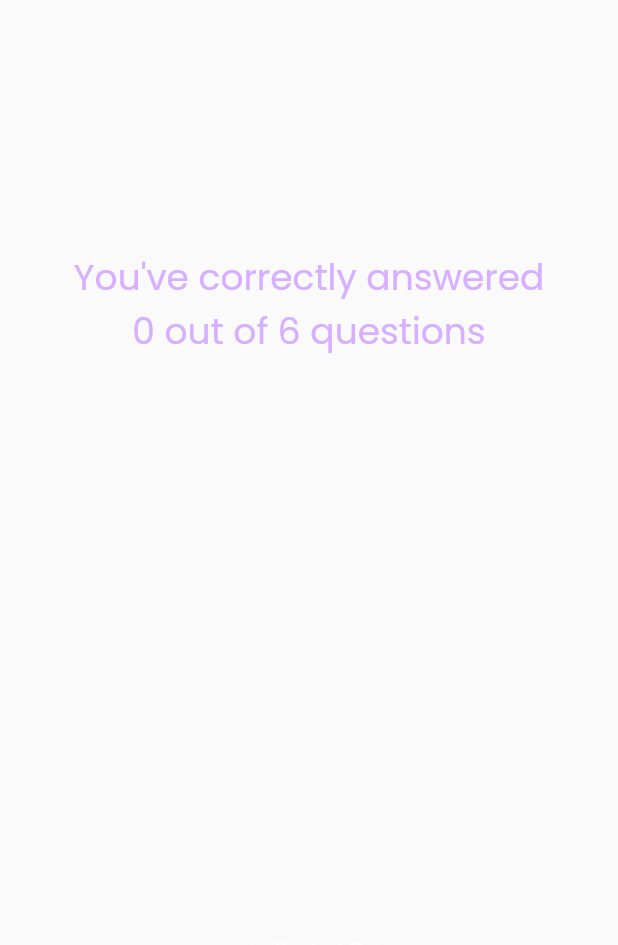
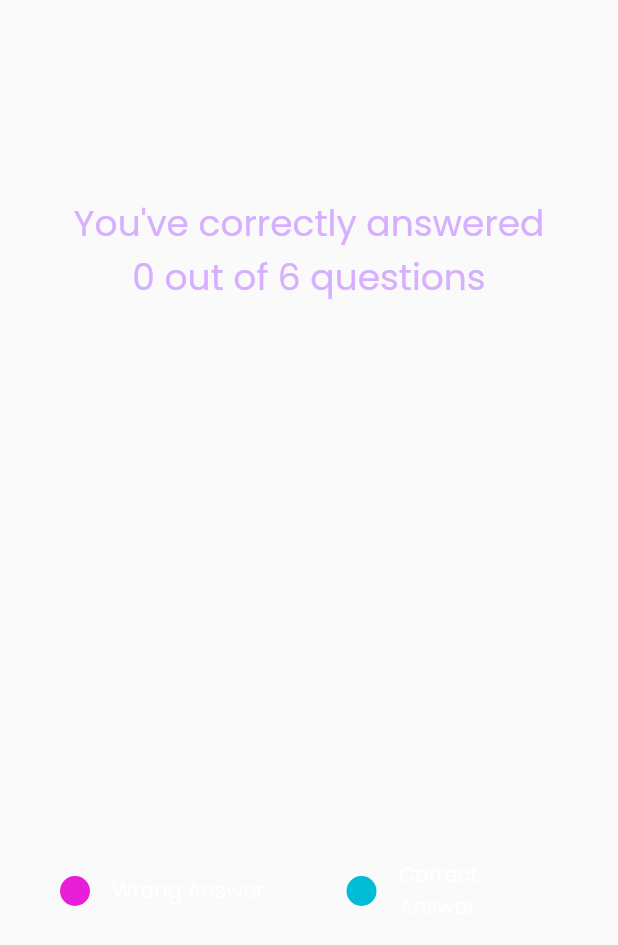
Before and after one commit to dhruvrjain/quiz_app, a Flutter app: the ResultScreen widget shown alone on an empty page, opened directly with empty values, on a phone screen of 412 x 824 dp. Shown: the top 945 px of the screen. Run offline on Flutter 3.47's test engine with Material 2 defaults, Android fonts, the phone set to English and light mode, and no system bars; our stand-ins replace google_fonts.

Commit message:
Improved the summary screen

```diff
--- a/lib/result_screen.dart
+++ b/lib/result_screen.dart
@@ -52,6 +52,47 @@ class ResultScreen extends StatelessWidget {
             const SizedBox(
               height: 35,
             ),
+            Row(
+              mainAxisAlignment: MainAxisAlignment.start,
+              children: [
+                const CircleAvatar(
+                  radius: 10,
+                  backgroundColor: Color.fromARGB(255, 233, 30, 216),
+                ),
+                const SizedBox(
+                  width: 15,
+                ),
+                Expanded(
+                  child: Text(
+                    'Wrong Answer',
+                    style: GoogleFonts.poppins(
+                      color: Colors.white,
+                    ),
+                  ),
+                ),
+                const SizedBox(
+                  width: 50,
+                ),
+                const CircleAvatar(
+                  radius: 10,
+                  backgroundColor: Colors.cyan,
+                ),
+                const SizedBox(
+                  width: 15,
+                ),
+                Expanded(
+                  child: Text(
+                    'Correct Answer',
+                    style: GoogleFonts.poppins(
+                      color: Colors.white,
+                    ),
+                  ),
+                ),
+              ],
+            ),
+            const SizedBox(
+              height: 30,
+            ),
             TextButton.icon(
               onPressed: restart,
               icon: const Icon(Icons.arrow_right_alt),
```
